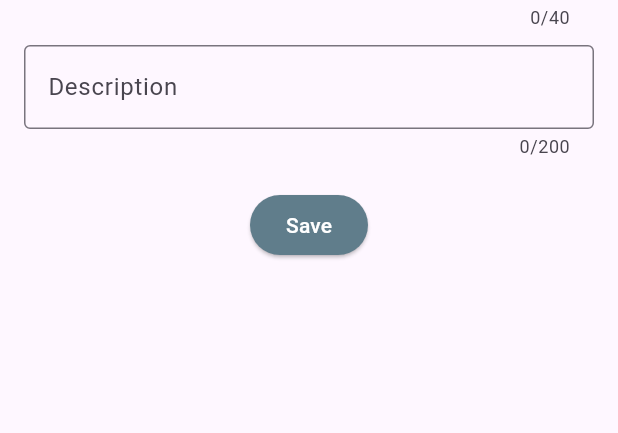
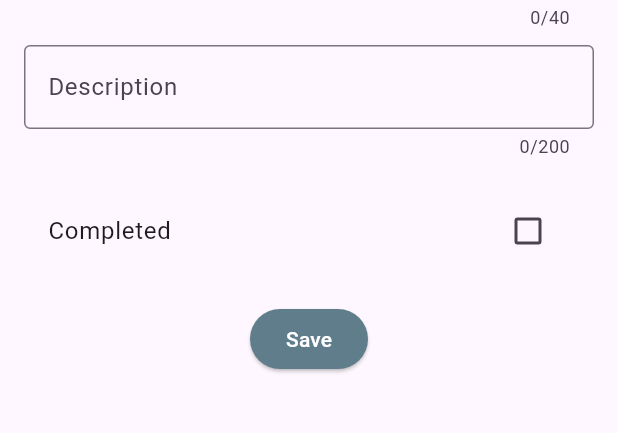
Before and after one commit to Amjad-Tp/todo_app_bloc, a Flutter app: the screen it shows after launch, after a tap on "Add Todo", on a phone screen of 412 x 824 dp, the part 192-625 px from its top. Run offline on Flutter 3.47's test engine with Material 3 defaults, Android fonts, the phone set to English and light mode, and no system bars; our stand-ins replace bloc, equatable, flutter_bloc; missing offline and left inert: colorful_circular_progress_indicator; network calls fail.

Commit message:
added check box to showing todo completed and solve search bar errors

```diff
--- a/lib/models/todo_model.dart
+++ b/lib/models/todo_model.dart
@@ -2,14 +2,21 @@ class TodoModel {
   final int id;
   final String title;
   final String description;
+  final bool isComplete;
 
-  TodoModel({required this.id, required this.title, required this.description});
+  TodoModel({
+    required this.id,
+    required this.title,
+    required this.description,
+    required this.isComplete,
+  });
 
   factory TodoModel.fromJson(Map<String, dynamic> json) {
     return TodoModel(
       id: json['_id'] ?? 0,
       title: json['title'] ?? 'No Title',
       description: json['description'] ?? 'No Description',
+      isComplete: json['is_completed'] ?? false,
     );
   }
 }
--- a/lib/screens/add_todo_screen.dart
+++ b/lib/screens/add_todo_screen.dart
@@ -6,12 +6,14 @@ class AddTodoScreen extends StatelessWidget {
   final String? id;
   final String? existingTitle;
   final String? existingDescription;
+  final bool? isComplete;
 
   AddTodoScreen({
     super.key,
     this.id,
     this.existingTitle,
     this.existingDescription,
+    this.isComplete,
   });
 
   final _key = GlobalKey<FormState>();
@@ -24,6 +26,7 @@ class AddTodoScreen extends StatelessWidget {
     _descriptionController.text = existingDescription ?? '';
 
     bool isEditing = id != null;
+    bool completeStatus = isComplete ?? false;
 
     return Scaffold(
       appBar: AppBar(
@@ -61,6 +64,7 @@ class AddTodoScreen extends StatelessWidget {
                 },
               ),
               const SizedBox(height: 10),
+
               TextFormField(
                 controller: _descriptionController,
                 maxLength: 200,
@@ -78,6 +82,23 @@ class AddTodoScreen extends StatelessWidget {
                 },
               ),
               const SizedBox(height: 20),
+
+              StatefulBuilder(
+                builder: (context, setState) {
+                  return CheckboxListTile(
+                    activeColor: Colors.blueGrey,
+                    title: const Text("Completed"),
+                    value: completeStatus,
+                    onChanged: (value) {
+                      setState(() {
+                        completeStatus = value!;
+                      });
+                    },
+                  );
+                },
+              ),
+              const SizedBox(height: 20),
+
               ElevatedButton(
                 onPressed: () {
                   if (_key.currentState!.validate()) {
@@ -88,6 +109,7 @@ class AddTodoScreen extends StatelessWidget {
                           id: id!,
                           title: _titleController.text,
                           description: _descriptionController.text,
+                          isComplete: completeStatus,
                         ),
                       );
                     } else {
@@ -96,6 +118,7 @@ class AddTodoScreen extends StatelessWidget {
                         AddTodo(
                           title: _titleController.text,
                           description: _descriptionController.text,
+                          isComplete: completeStatus,
                         ),
                       );
                     }
--- a/lib/screens/home_screen.dart
+++ b/lib/screens/home_screen.dart
@@ -37,7 +37,10 @@ class HomeScreen extends StatelessWidget {
           Padding(
             padding: const EdgeInsets.all(13.0),
             child: TextField(
+              cursorColor: Colors.blueGrey,
               decoration: InputDecoration(
+                labelText: 'Search Todos',
+                labelStyle: TextStyle(color: Colors.blueGrey),
                 enabledBorder: OutlineInputBorder(
                   borderSide: BorderSide(color: Colors.blueGrey),
                   borderRadius: BorderRadius.circular(15),
@@ -49,7 +52,9 @@ class HomeScreen extends StatelessWidget {
               ),
               onChanged: (query) {
                 if (query.isEmpty) {
-                  context.read<TodoBloc>().add(LoadTodos());
+                  context.read<SearchBloc>().add(
+                    ClearSearch(),
+                  ); // Dispatch a ClearSearch event
                 } else {
                   context.read<SearchBloc>().add(SearchTodos(query));
                 }
@@ -60,7 +65,8 @@ class HomeScreen extends StatelessWidget {
             child: BlocBuilder<SearchBloc, SearchState>(
               builder: (context, searchState) {
                 if (searchState is SearchLoading) {
-                  return ColorfulCircularProgressIndicator(
+                  return Center(
+                    child: ColorfulCircularProgressIndicator(
                       colors: [
                         Colors.blue,
                         Colors.red,
@@ -70,6 +76,7 @@ class HomeScreen extends StatelessWidget {
                       indicatorWidth: 70,
                       indicatorHeight: 70,
                       strokeWidth: 5,
+                    ),
                   );
                 } else if (searchState is SearchLoaded) {
                   return _buildTodo(searchState.todos);
@@ -128,9 +135,31 @@ class HomeScreen extends StatelessWidget {
         return Card(
           color: const Color(0xFFEFEFEF),
           child: ListTile(
+            leading: Checkbox(
+              focusColor: Colors.blueGrey,
+              activeColor: Colors.blueGrey,
+              value: todos[index]['is_completed'] ?? false,
+              onChanged: (bool? value) {
+                context.read<TodoBloc>().add(
+                  UpdateTodo(
+                    id: todos[index]['_id'],
+                    title: todos[index]['title'],
+                    description: todos[index]['description'],
+                    isComplete: value!,
+                  ),
+                );
+              },
+            ),
             title: Text(
               todos[index]['title'],
-              style: const TextStyle(fontWeight: FontWeight.w500, fontSize: 17),
+              style: TextStyle(
+                fontWeight: FontWeight.w500,
+                fontSize: 17,
+                decoration:
+                    (todos[index]['is_completed'] ?? false)
+                        ? TextDecoration.lineThrough
+                        : TextDecoration.none,
+              ),
             ),
             subtitle: Text(
               todos[index]['description'],
@@ -149,6 +178,7 @@ class HomeScreen extends StatelessWidget {
                               id: todos[index]['_id'],
                               existingTitle: todos[index]['title'],
                               existingDescription: todos[index]['description'],
+                              isComplete: todos[index]['is_completed'],
                             ),
                       ),
                     );
--- a/lib/search/search_bloc.dart
+++ b/lib/search/search_bloc.dart
@@ -26,5 +26,9 @@ class SearchBloc extends Bloc<SearchEvent, SearchState> {
         emit(SearchError("Faild to Search Todos"));
       }
     });
+
+    on<ClearSearch>((event, emit) {
+      emit(SearchInitial());
+    });
   }
 }
--- a/lib/search/search_event.dart
+++ b/lib/search/search_event.dart
@@ -14,3 +14,5 @@ class SearchTodos extends SearchEvent {
   @override
   List<Object> get props => [query];
 }
+
+class ClearSearch extends SearchEvent {}
--- a/lib/todo/todo_event.dart
+++ b/lib/todo/todo_event.dart
@@ -10,26 +10,33 @@ class LoadTodos extends TodoEvent {}
 class AddTodo extends TodoEvent {
   final String title;
   final String description;
+  final bool isComplete;
 
-  AddTodo({required this.title, required this.description});
+  AddTodo({
+    required this.title,
+    required this.description,
+    this.isComplete = false,
+  });
 
   @override
-  List<Object?> get props => [title, description];
+  List<Object?> get props => [title, description, isComplete];
 }
 
 class UpdateTodo extends TodoEvent {
   final String id;
   final String title;
   final String description;
+  final bool isComplete;
 
   UpdateTodo({
     required this.id,
     required this.title,
     required this.description,
+    required this.isComplete,
   });
 
   @override
-  List<Object?> get props => [id, title, description];
+  List<Object?> get props => [id, title, description, isComplete];
 }
 
 class DeleteTodo extends TodoEvent {
```
Also changed, not shown: lib/services/api_services.dart (+9 -4 lines), lib/todo/todo_bloc.dart (+11 -2 lines), lib/models/country_model.dart (deleted). Lines whose indentation alone changed are shown as unchanged.
